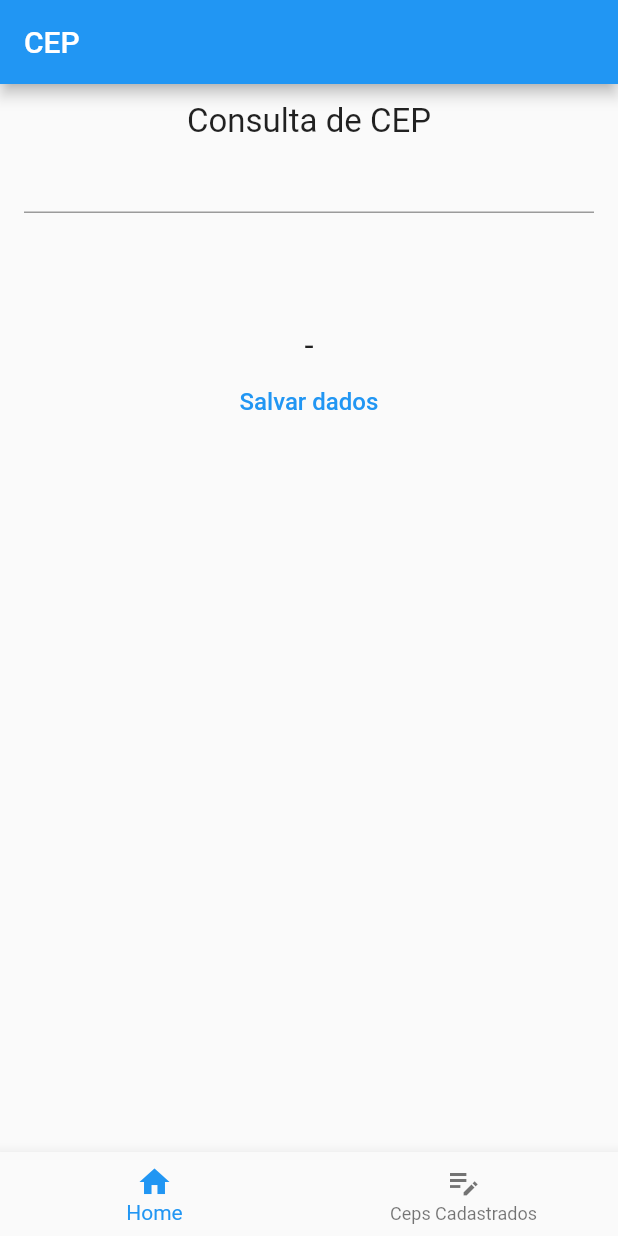
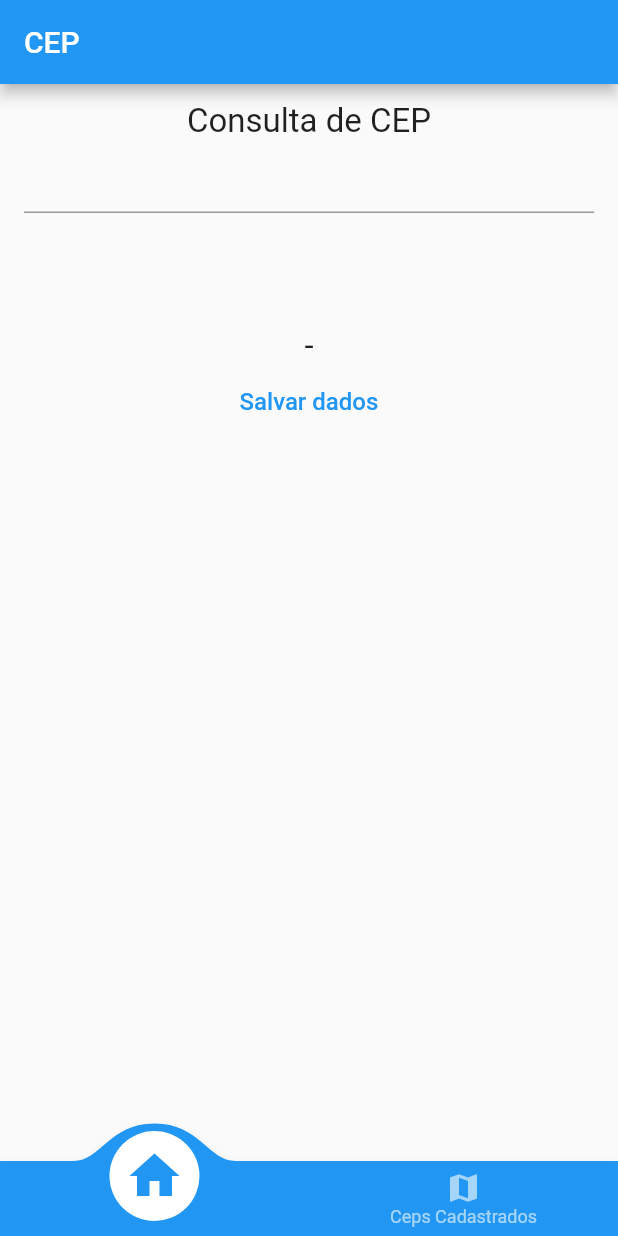
Before and after one commit to Lucasx10/app_via_cep, a Flutter app: the screen it shows after launch, on a phone screen of 412 x 824 dp. Run offline on Flutter 3.47's test engine with Material 2 defaults, Android fonts, the phone set to English and light mode, and no system bars; drawn by our look-alikes of convex_bottom_bar; our stand-ins replace dio, flutter_dotenv.

Commit message:
Add Icon no app e pacote ConvexAppBar

```diff
--- a/lib/pages/main_page.dart
+++ b/lib/pages/main_page.dart
@@ -1,5 +1,6 @@
 import 'package:app_via_cep/pages/ceps_cadastrados_page.dart';
 import 'package:app_via_cep/pages/home_page.dart';
+import 'package:convex_bottom_bar/convex_bottom_bar.dart';
 import 'package:flutter/material.dart';
 
 class MainPage extends StatefulWidget {
@@ -9,8 +10,16 @@ class MainPage extends StatefulWidget {
   State<MainPage> createState() => _MainPageState();
 }
 
-class _MainPageState extends State<MainPage> {
-  PageController controller = PageController(initialPage: 0);
+class _MainPageState extends State<MainPage> with TickerProviderStateMixin {
+  late TabController tabController;
+
+  @override
+  void initState() {
+    // TODO: implement initState
+    super.initState();
+    tabController = TabController(initialIndex: 0, length: 2, vsync: this);
+  }
+
   int posicaoPagina = 0;
   @override
   Widget build(BuildContext context) {
@@ -19,34 +28,36 @@ class _MainPageState extends State<MainPage> {
           body: Column(
             children: [
               Expanded(
-              child: PageView(
-                controller: controller,
-                onPageChanged: (value) {
-                  setState(() {
-                    posicaoPagina = value;
-                  });
-                },
+                child: TabBarView(
+                  controller: tabController,
                   children: const [
                     MyHomePage(),
                     ListaCepCadastradoPage(),
                   ],
                 ),
               ),
-            BottomNavigationBar(
-                type: BottomNavigationBarType.fixed,
-                onTap: (value) {
-                  controller.jumpToPage(value);
-                },
-                currentIndex: posicaoPagina,
-                items: const [
-                  BottomNavigationBarItem(
-                      label: "Home", icon: Icon(Icons.home)),
-                  BottomNavigationBarItem(
-                      label: "Ceps Cadastrados", icon: Icon(Icons.edit_note_sharp)),
-                ])
             ],
           ),
-      ),
+          // bottomNavigationBar: BottomNavigationBar(
+          //     type: BottomNavigationBarType.fixed,
+          //     onTap: (value) {
+          //       tabController.jumpToPage(value);
+          //     },
+          //     currentIndex: posicaoPagina,
+          //     items: const [
+          //       BottomNavigationBarItem(label: "Home", icon: Icon(Icons.home)),
+          //       BottomNavigationBarItem(
+          //           label: "Ceps Cadastrados",
+          //           icon: Icon(Icons.edit_note_sharp)),
+          //     ])
+          bottomNavigationBar: ConvexAppBar(
+            items: [
+              TabItem(icon: Icons.home, title: 'Home'),
+              TabItem(icon: Icons.map, title: 'Ceps Cadastrados'),
+            ],
+            onTap: (int i) => tabController.index = i,
+            controller: tabController,
+          )),
     );
   }
 }
```
Also changed, not shown: pubspec.yaml (+10 -0 lines), assets/icon/icon.png (added), 28 other files. Lines whose indentation alone changed are shown as unchanged.
